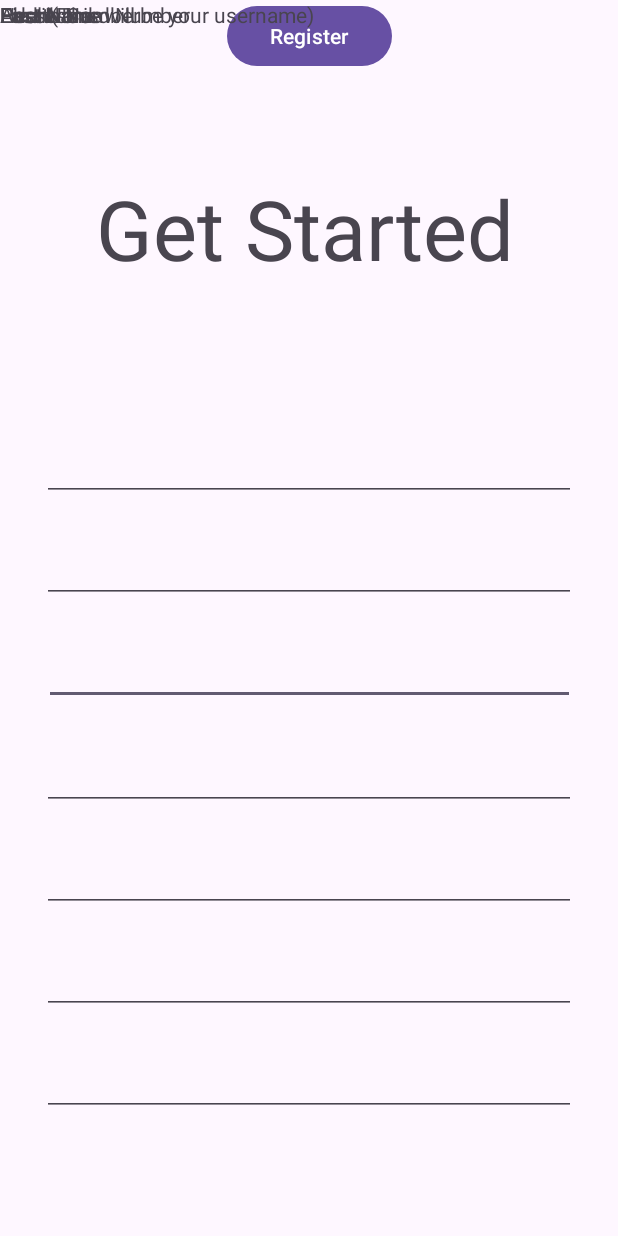
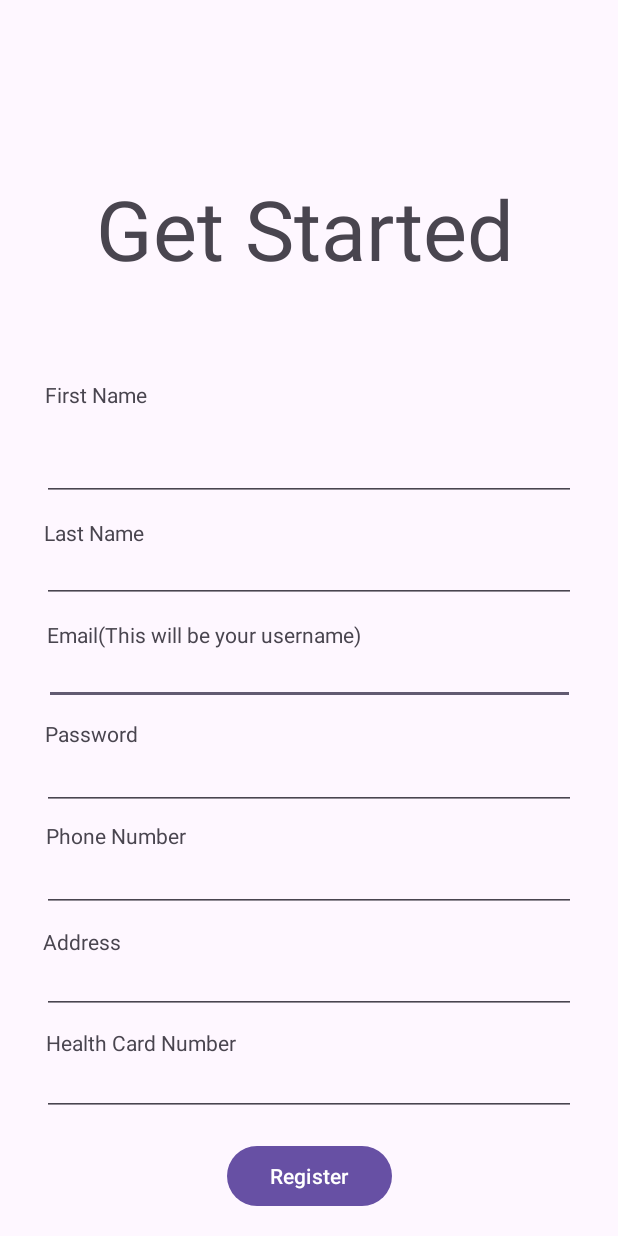
Before and after one commit to Syed04Wajeeh/Healthcare-Appointment-Management-System-HAMS-Application, an Android app: the patientRegister screen opened directly, with no data from a screen before it, on a phone screen of 412 x 824 dp. Run offline under Robolectric (Android 15) with nearby library versions, the phone set to English and light mode, and no system bars.

Commit message:
test commit

```diff
--- a/Android/app/src/main/res/layout/activity_patient_register.xml
+++ b/Android/app/src/main/res/layout/activity_patient_register.xml
@@ -121,6 +121,7 @@
     </LinearLayout>
 
     <LinearLayout
+        android:id="@+id/linearLayout5"
         android:layout_width="284dp"
         android:layout_height="65dp"
         android:orientation="horizontal"
@@ -160,10 +161,13 @@
     <LinearLayout
         android:layout_width="110dp"
         android:layout_height="48dp"
+        android:layout_marginTop="16dp"
+        android:layout_marginBottom="16dp"
         android:orientation="horizontal"
+        app:layout_constraintBottom_toBottomOf="parent"
         app:layout_constraintEnd_toEndOf="parent"
         app:layout_constraintStart_toStartOf="parent"
-        tools:layout_editor_absoluteY="667dp">
+        app:layout_constraintTop_toBottomOf="@+id/linearLayout12">
 
         <Button
             android:id="@+id/register"
@@ -177,56 +181,95 @@
         android:id="@+id/textView3"
         android:layout_width="wrap_content"
         android:layout_height="wrap_content"
+        android:layout_marginStart="29dp"
+        android:layout_marginTop="49dp"
+        android:layout_marginEnd="314dp"
         android:text="First Name"
-        tools:layout_editor_absoluteX="28dp"
-        tools:layout_editor_absoluteY="183dp" />
+        app:layout_constraintBottom_toTopOf="@+id/linearLayout6"
+        app:layout_constraintEnd_toEndOf="parent"
+        app:layout_constraintStart_toStartOf="parent"
+        app:layout_constraintTop_toBottomOf="@+id/linearLayout5" />
 
     <TextView
         android:id="@+id/textView7"
         android:layout_width="wrap_content"
         android:layout_height="wrap_content"
+        android:layout_marginStart="28dp"
+        android:layout_marginTop="11dp"
+        android:layout_marginEnd="315dp"
         android:text="Last Name"
-        tools:layout_editor_absoluteX="28dp"
-        tools:layout_editor_absoluteY="251dp" />
+        app:layout_constraintBottom_toTopOf="@+id/linearLayout7"
+        app:layout_constraintEnd_toEndOf="parent"
+        app:layout_constraintStart_toStartOf="parent"
+        app:layout_constraintTop_toBottomOf="@+id/linearLayout6" />
 
     <TextView
         android:id="@+id/textView9"
         android:layout_width="wrap_content"
         android:layout_height="wrap_content"
+        android:layout_marginStart="30dp"
+        android:layout_marginTop="11dp"
+        android:layout_marginEnd="170dp"
         android:text="Email(This will be your username)"
-        tools:layout_editor_absoluteX="30dp"
-        tools:layout_editor_absoluteY="319dp" />
+        app:layout_constraintBottom_toTopOf="@+id/linearLayout8"
+        app:layout_constraintEnd_toEndOf="parent"
+        app:layout_constraintStart_toStartOf="parent"
+        app:layout_constraintTop_toBottomOf="@+id/linearLayout7" />
 
     <TextView
         android:id="@+id/textView10"
         android:layout_width="wrap_content"
         android:layout_height="wrap_content"
+        android:layout_marginStart="29dp"
+        android:layout_marginTop="9dp"
+        android:layout_marginEnd="320dp"
+        android:layout_marginBottom="2dp"
         android:text="Password"
-        tools:layout_editor_absoluteX="29dp"
-        tools:layout_editor_absoluteY="386dp" />
+        app:layout_constraintBottom_toTopOf="@+id/linearLayout9"
+        app:layout_constraintEnd_toEndOf="parent"
+        app:layout_constraintStart_toStartOf="parent"
+        app:layout_constraintTop_toBottomOf="@+id/linearLayout8" />
 
     <TextView
         android:id="@+id/textView11"
         android:layout_width="wrap_content"
         android:layout_height="wrap_content"
+        android:layout_marginStart="30dp"
+        android:layout_marginTop="7dp"
+        android:layout_marginEnd="288dp"
+        android:layout_marginBottom="3dp"
         android:text="Phone Number"
-        tools:layout_editor_absoluteX="30dp"
-        tools:layout_editor_absoluteY="455dp" />
+        app:layout_constraintBottom_toTopOf="@+id/linearLayout10"
+        app:layout_constraintEnd_toEndOf="parent"
+        app:layout_constraintStart_toStartOf="parent"
+        app:layout_constraintTop_toBottomOf="@+id/linearLayout9" />
 
     <TextView
         android:id="@+id/textView12"
         android:layout_width="wrap_content"
         android:layout_height="wrap_content"
+        android:layout_marginStart="28dp"
+        android:layout_marginTop="10dp"
+        android:layout_marginEnd="331dp"
+        android:layout_marginBottom="1dp"
         android:text="Address"
-        tools:layout_editor_absoluteX="28dp"
-        tools:layout_editor_absoluteY="525dp" />
+        app:layout_constraintBottom_toTopOf="@+id/linearLayout11"
+        app:layout_constraintEnd_toEndOf="parent"
+        app:layout_constraintStart_toStartOf="parent"
+        app:layout_constraintTop_toBottomOf="@+id/linearLayout10" />
 
     <TextView
         android:id="@+id/textView13"
         android:layout_width="wrap_content"
         android:layout_height="wrap_content"
+        android:layout_marginStart="29dp"
+        android:layout_marginTop="9dp"
+        android:layout_marginEnd="254dp"
+        android:layout_marginBottom="2dp"
         android:text="Health Card Number"
-        tools:layout_editor_absoluteX="29dp"
-        tools:layout_editor_absoluteY="592dp" />
+        app:layout_constraintBottom_toTopOf="@+id/linearLayout12"
+        app:layout_constraintEnd_toEndOf="parent"
+        app:layout_constraintStart_toStartOf="parent"
+        app:layout_constraintTop_toBottomOf="@+id/linearLayout11" />
 
 </androidx.constraintlayout.widget.ConstraintLayout>
```
